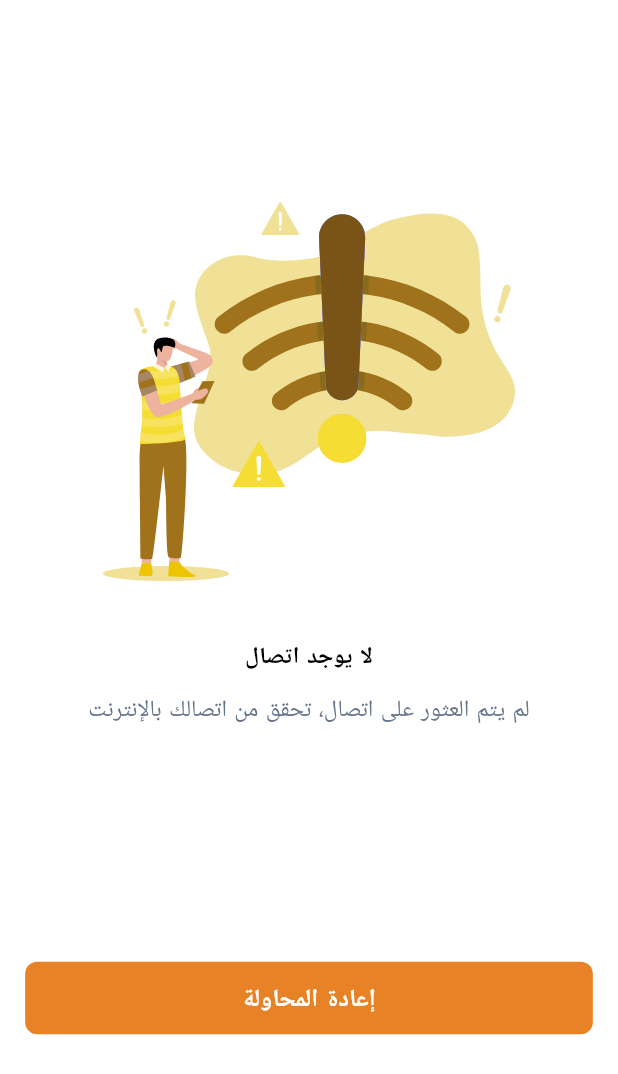
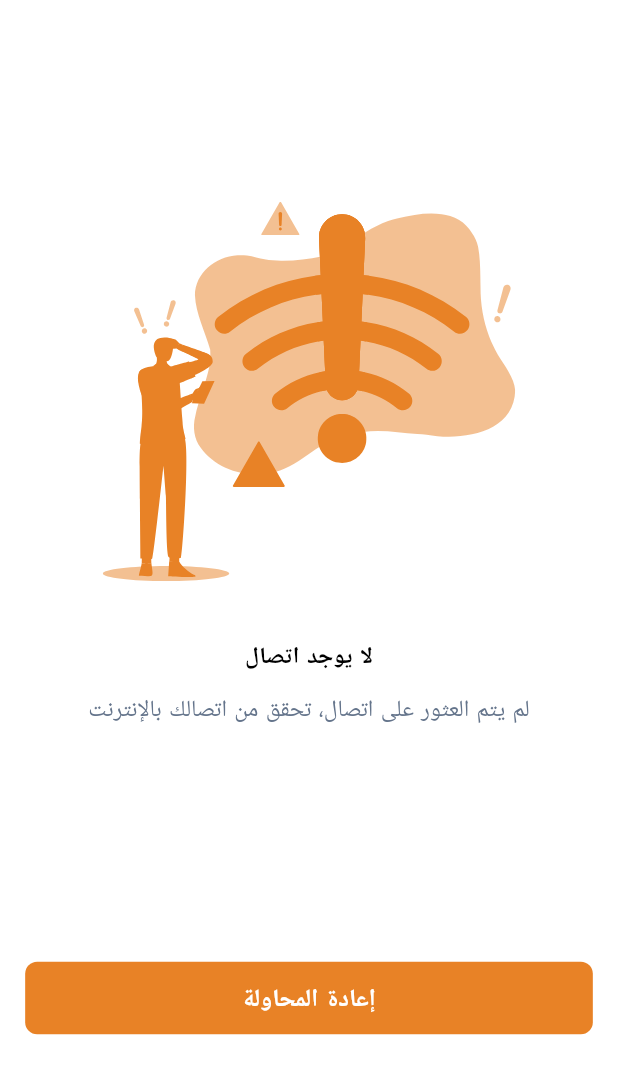
Before and after one commit to nassimFlutter/Ghina-shop, a Flutter app: the NoInternetScreen screen opened directly, on a phone screen of 412 x 824 dp. Shown: the top 1074 px of the screen. Run offline on Flutter 3.47's test engine with Material 3 defaults, Android fonts, the phone set to English and light mode, and no system bars; our stand-ins replace bloc, cached_network_image, connectivity_plus, dartz, dio, expandable_text and 11 more; accounts and stored records are empty; network calls fail; project files that could hold a hidden picture were left out.

Commit message:
chngea upload file

```diff
--- a/lib/core/utils/constants.dart
+++ b/lib/core/utils/constants.dart
@@ -1,5 +1,6 @@
 class ImagePath {
   ImagePath._();
+
   static const String _basePath = "assets/images";
   //! -------- Splash Images ------------
   static const String splashImage = "$_basePath/splash/splashImage.svg";
--- a/lib/core/utils/keys.dart
+++ b/lib/core/utils/keys.dart
@@ -45,4 +45,10 @@ class UrlKeys {
       'searchProduct?name='; //? here write name of product
   //!account
   static const terminateEndPoint = 'terminate'; //! this is to termite account
+
+  //! OLD URL
+  static const oldUrl = "https://bp.linekw.xyz/api/";
+  // ! URL
+  static const baseUrl = "https://demo1.weisro.com/api/";
+
 }
--- a/lib/core/utils/service_locator.dart
+++ b/lib/core/utils/service_locator.dart
@@ -1,4 +1,5 @@
 import 'package:best_price/core/api/api_service.dart';
+import 'package:best_price/core/utils/keys.dart';
 import 'package:best_price/feature/account/data/repo/address_repo/address_repo.dart';
 import 'package:best_price/feature/account/data/repo/address_repo/address_repo_impl.dart';
 import 'package:best_price/feature/account/data/repo/area_repo/area_repo.dart';
@@ -61,7 +62,7 @@ void setupServiceLocator() {
   getIt.registerSingleton<Dio>(
     Dio(
       BaseOptions(
-        baseUrl: "https://bp.linekw.xyz/api/",
+        baseUrl: UrlKeys.baseUrl,
       ),
     ),
   );
--- a/lib/feature/splash/presentation/view/pages/no_internet_screen.dart
+++ b/lib/feature/splash/presentation/view/pages/no_internet_screen.dart
@@ -32,6 +32,8 @@ class NoInternetScreen extends StatelessWidget {
               child: SvgPicture.asset(
                 IconsPath.disconnectedIcon,
                 fit: BoxFit.cover,
+                colorFilter: const ColorFilter.mode(
+                    AppColor.buddhaGold, BlendMode.srcIn),
               ),
             ),
             SizedBox(
```
Also changed, not shown: lib/generated/intl/messages_all.dart, lib/generated/intl/messages_ar.dart, lib/generated/intl/messages_en.dart, lib/generated/l10n.dart, 1 other file.
